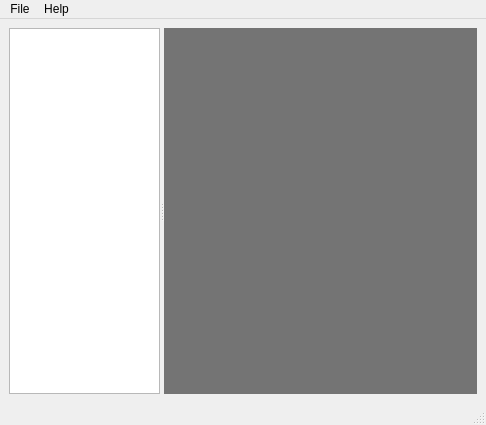
Old version of the form Apps/Editors/MainWindow.ui in the repository s-daveb/elemental-game.
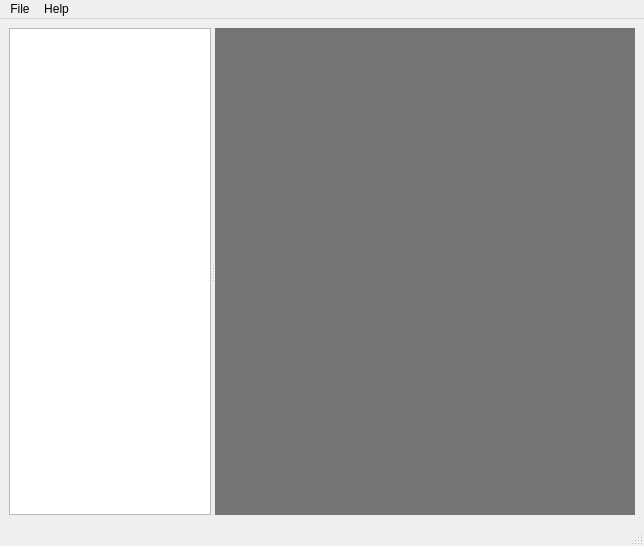
New version of the form.

Patch:
```diff
--- a/Apps/Editors/MainWindow.ui
+++ b/Apps/Editors/MainWindow.ui
@@ -6,8 +6,8 @@
    <rect>
     <x>0</x>
     <y>0</y>
-    <width>486</width>
-    <height>425</height>
+    <width>644</width>
+    <height>546</height>
    </rect>
   </property>
   <property name="sizePolicy">
@@ -108,12 +108,13 @@
     </item>
    </layout>
   </widget>
+  <widget class="QStatusBar" name="statusbar"/>
   <widget class="QMenuBar" name="menubar">
    <property name="geometry">
     <rect>
      <x>0</x>
      <y>0</y>
-     <width>486</width>
+     <width>644</width>
      <height>24</height>
     </rect>
    </property>
@@ -139,7 +140,6 @@
    <addaction name="menuFile"/>
    <addaction name="menuHelp"/>
   </widget>
-  <widget class="QStatusBar" name="statusbar"/>
   <action name="actionNew">
    <property name="text">
     <string>New file...</string>
```
